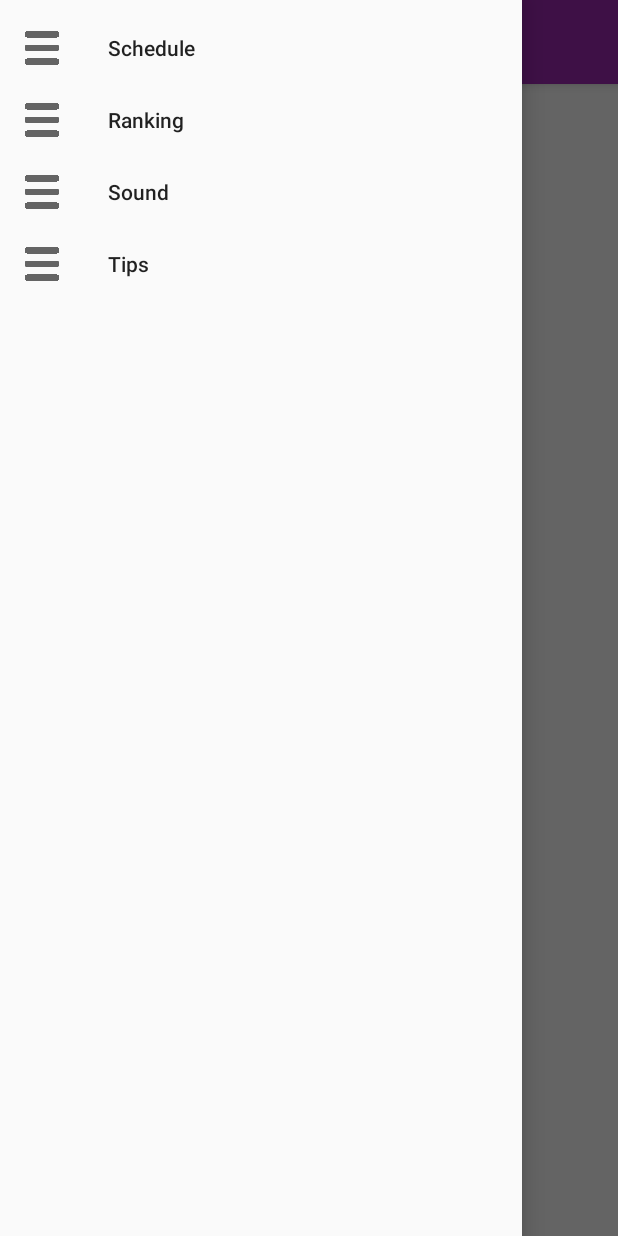
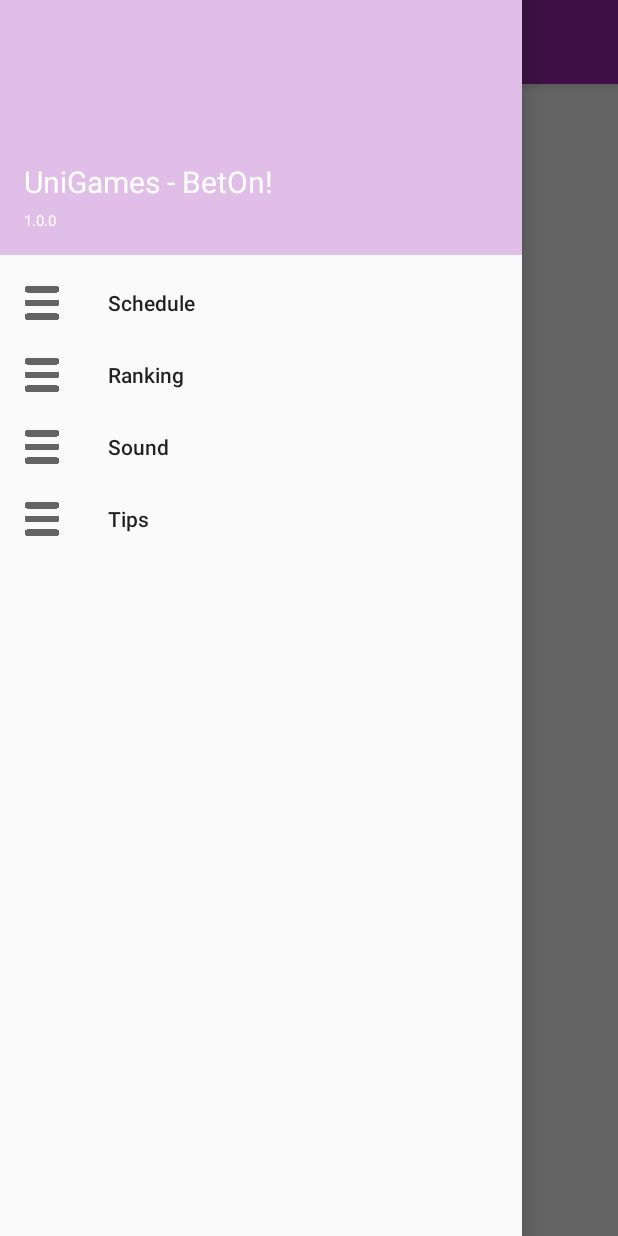
Before and after one commit to juhojo/AndroidAdvProject, an Android app: the MainActivity screen opened directly, with no data from a screen before it, with the side drawer open, on a phone screen of 412 x 824 dp. Run offline under Robolectric (Android 15) with nearby library versions, the light colour scheme and no system bars.

Commit message:
Make header layout for NavigationView and use it.

```diff
--- a/UniGamesProject/app/src/main/res/layout/activity_main.xml
+++ b/UniGamesProject/app/src/main/res/layout/activity_main.xml
@@ -35,6 +35,7 @@
         android:layout_width="match_parent"
         android:id="@+id/navigation_view"
         android:layout_gravity="start"
+        app:headerLayout="@layout/header_layout"
         app:menu="@menu/drawer_menu"
         >
     </android.support.design.widget.NavigationView>
--- /dev/null
+++ b/UniGamesProject/app/src/main/res/layout/header_layout.xml
@@ -0,0 +1,33 @@
+<?xml version="1.0" encoding="utf-8"?>
+<RelativeLayout xmlns:android="http://schemas.android.com/apk/res/android"
+    android:orientation="vertical"
+    android:layout_width="match_parent"
+    android:layout_height="170dp"
+    android:gravity="bottom"
+    android:background="@color/primary_light">
+
+    <RelativeLayout
+        android:layout_width="match_parent"
+        android:layout_height="wrap_content"
+        android:layout_marginLeft="@dimen/activity_horizontal_margin"
+        android:layout_marginBottom="@dimen/activity_vertical_margin">
+
+        <TextView
+            android:layout_width="match_parent"
+            android:layout_height="wrap_content"
+            android:textColor="@color/icons"
+            android:textSize="20sp"
+            android:text="@string/app_name"
+            android:id="@+id/textView2"
+            android:layout_marginBottom="5dp"/>
+        <TextView
+            android:layout_width="match_parent"
+            android:layout_height="wrap_content"
+            android:textColor="@color/icons"
+            android:textSize="10sp"
+            android:text="@string/version"
+            android:layout_below="@+id/textView2"
+            android:layout_alignParentStart="true" />
+
+    </RelativeLayout>
+</RelativeLayout>
```
